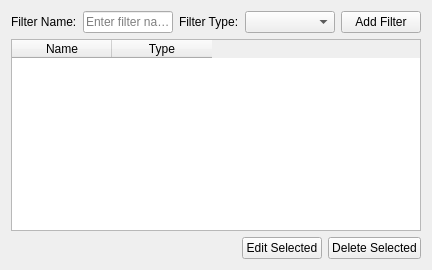
This is uifiles/filters_tab.ui in prookyon/MonoObsLog2 as Qt 5 draws it before an edit. The edited form follows.
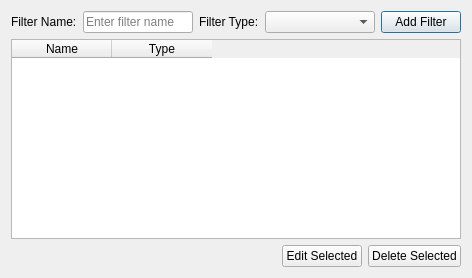
This is the edited form.

```diff
--- a/uifiles/filters_tab.ui
+++ b/uifiles/filters_tab.ui
@@ -1,7 +1,15 @@
 <?xml version="1.0" encoding="UTF-8"?>
 <ui version="4.0">
  <class>FiltersTab</class>
- <widget class="QWidget" name="FilterTab">
+ <widget class="QWidget" name="FiltersTab">
+  <property name="geometry">
+   <rect>
+    <x>0</x>
+    <y>0</y>
+    <width>472</width>
+    <height>278</height>
+   </rect>
+  </property>
   <layout class="QVBoxLayout" name="verticalLayout">
    <item>
     <layout class="QGridLayout" name="gridLayout"  columnstretch="0,1,0,1,0">
@@ -38,6 +46,9 @@
        <property name="text">
         <string>Add Filter</string>
        </property>
+       <property name="default">
+        <bool>true</bool>
+       </property>
       </widget>
      </item>
     </layout>
```
Left out of the diff: 18 changed lines with no effect on the pictures.
